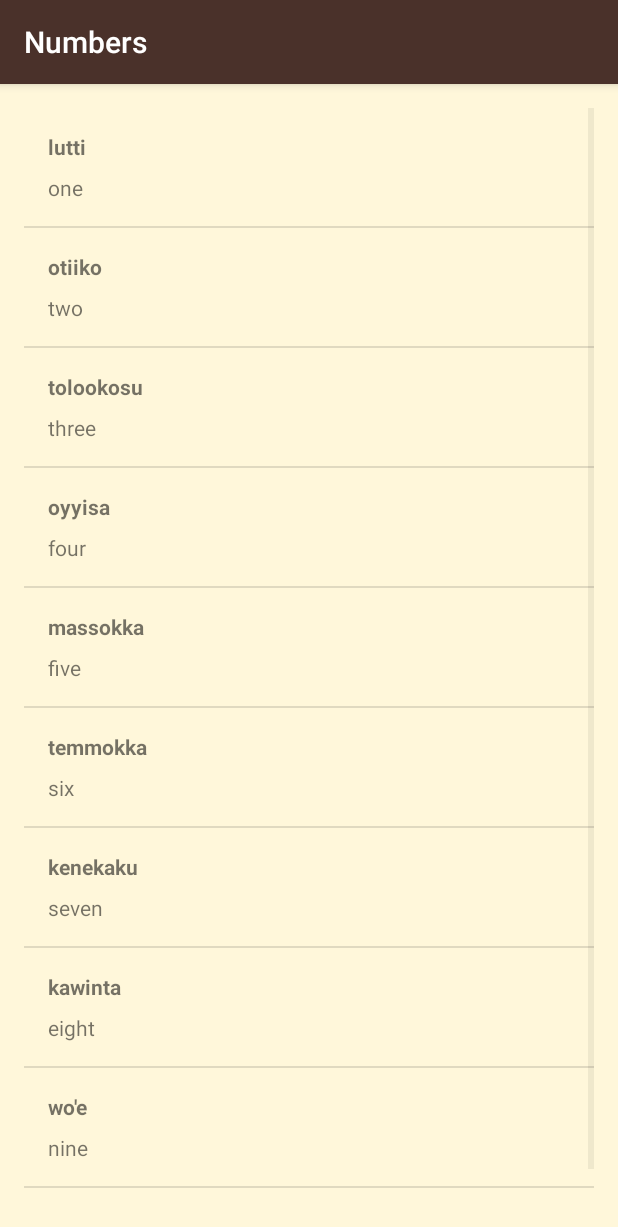
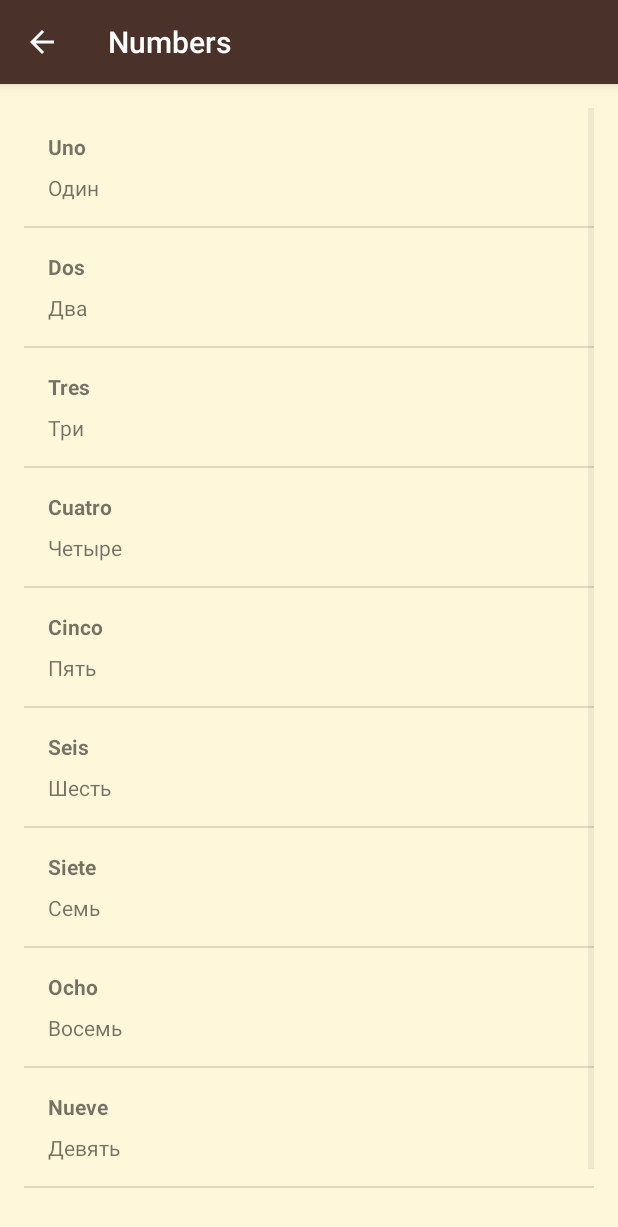
Before and after one commit to rpavelu/Miwok, an Android app: the NumbersActivity screen opened directly, with no data from a screen before it, on a phone screen of 412 x 824 dp. Shown: the top 1227 px of the screen. Run offline under Robolectric (Android 15) with nearby library versions, the phone set to English and light mode, and no system bars.

Commit message:
Another step

```diff
--- a/app/src/main/AndroidManifest.xml
+++ b/app/src/main/AndroidManifest.xml
@@ -13,15 +13,19 @@
         tools:ignore="GoogleAppIndexingWarning">
 
         <activity android:name=".PhrasesActivity"
+            android:parentActivityName=".MainActivity"
             android:label="@string/category_phrases" />
 
         <activity android:name=".ColorsActivity"
+            android:parentActivityName=".MainActivity"
             android:label="@string/category_colors" />
 
         <activity android:name=".FamilyActivity"
+            android:parentActivityName=".MainActivity"
             android:label="@string/category_family" />
 
         <activity android:name=".NumbersActivity"
+            android:parentActivityName=".MainActivity"
             android:label="@string/category_numbers" />
 
         <activity android:name=".MainActivity">
--- a/app/src/main/java/com/example/miwok/NumbersActivity.java
+++ b/app/src/main/java/com/example/miwok/NumbersActivity.java
@@ -10,22 +10,22 @@ public class NumbersActivity extends AppCompatActivity {
     @Override
     protected void onCreate(Bundle savedInstanceState) {
         super.onCreate(savedInstanceState);
-        setContentView(R.layout.activity_numbers);
+        setContentView(R.layout.word_list);
 
         ArrayList<Word> words = new ArrayList<>();
-        words.add(new Word("one", "lutti"));
-        words.add(new Word("two", "otiiko"));
-        words.add(new Word("three", "tolookosu"));
-        words.add(new Word("four", "oyyisa"));
-        words.add(new Word("five", "massokka"));
-        words.add(new Word("six", "temmokka"));
-        words.add(new Word("seven", "kenekaku"));
-        words.add(new Word("eight", "kawinta"));
-        words.add(new Word("nine", "wo'e"));
-        words.add(new Word("ten", "na'aacha"));
+        words.add(new Word("Один", "Uno"));
+        words.add(new Word("Два", "Dos"));
+        words.add(new Word("Три", "Tres"));
+        words.add(new Word("Четыре", "Cuatro"));
+        words.add(new Word("Пять", "Cinco"));
+        words.add(new Word("Шесть", "Seis"));
+        words.add(new Word("Семь", "Siete"));
+        words.add(new Word("Восемь", "Ocho"));
+        words.add(new Word("Девять", "Nueve"));
+        words.add(new Word("Десять", "Diez"));
 
         WordAdapter adapter = new WordAdapter(this, words);
-        ListView listView = findViewById(R.id.list);
+        ListView listView = findViewById(R.id.wordList);
         listView.setAdapter(adapter);
 
         //Если бы мы хотели делать LinearLayout
--- a/app/src/main/java/com/example/miwok/Word.java
+++ b/app/src/main/java/com/example/miwok/Word.java
@@ -14,7 +14,7 @@ public class Word {
         return mDefaultTranslation;
     }
 
-    public String getmMiwokTranslation() {
+    public String getmSpanishTranslation() {
         return mMiwokTranslation;
     }
 }
--- a/app/src/main/java/com/example/miwok/WordAdapter.java
+++ b/app/src/main/java/com/example/miwok/WordAdapter.java
@@ -1,6 +1,5 @@
 package com.example.miwok;
 
-import android.app.Activity;
 import android.content.Context;
 import android.view.LayoutInflater;
 import android.view.View;
@@ -11,17 +10,17 @@ import android.widget.TextView;
 import androidx.annotation.NonNull;
 import androidx.annotation.Nullable;
 
-import org.w3c.dom.Text;
-
 import java.util.ArrayList;
 
 public class WordAdapter extends ArrayAdapter<Word> {
+
     public WordAdapter(@NonNull Context context, ArrayList<Word> words) {
         super(context, 0, words);
     }
     @NonNull
     @Override
     public View getView(int position, @Nullable View convertView, @NonNull ViewGroup parent) {
+
         View listItemView = convertView;
         if(listItemView == null) {
             listItemView = LayoutInflater.from(getContext()).inflate(
@@ -34,7 +33,7 @@ public class WordAdapter extends ArrayAdapter<Word> {
         translateWordTextView.setText(currentWord.getmDefaultTranslation());
 
         TextView miwokWordTextView = listItemView.findViewById(R.id.miwokWord);
-        miwokWordTextView.setText(currentWord.getmMiwokTranslation());
+        miwokWordTextView.setText(currentWord.getmSpanishTranslation());
 
         return listItemView;
     }
--- a/app/src/main/res/layout/activity_numbers.xml
+++ b/app/src/main/res/layout/word_list.xml
@@ -1,6 +1,5 @@
 <?xml version="1.0" encoding="utf-8"?>
 <ListView xmlns:android="http://schemas.android.com/apk/res/android"
-    xmlns:tools="http://schemas.android.com/tools"
     android:orientation="vertical"
     android:layout_width="match_parent"
     android:layout_height="match_parent"
@@ -10,5 +9,4 @@
     android:paddingTop="@dimen/activity_vertical_margin"
     android:background="@color/tan_background"
     android:numColumns="1"
-    android:id="@+id/list"
-    tools:context=".NumbersActivity"> </ListView>
+    android:id="@+id/wordList"> </ListView>
```
Also changed, not shown: app/src/main/java/com/example/miwok/ColorsActivity.java (+18 -1 lines), app/src/main/java/com/example/miwok/FamilyActivity.java (+22 -1 lines), app/src/main/java/com/example/miwok/PhrasesActivity.java (+18 -1 lines), app/src/main/res/layout/activity_colors.xml (deleted, +0 -11 lines), app/src/main/res/layout/activity_family.xml (deleted, +0 -10 lines), app/src/main/res/layout/activity_phrases.xml (deleted, +0 -10 lines).
